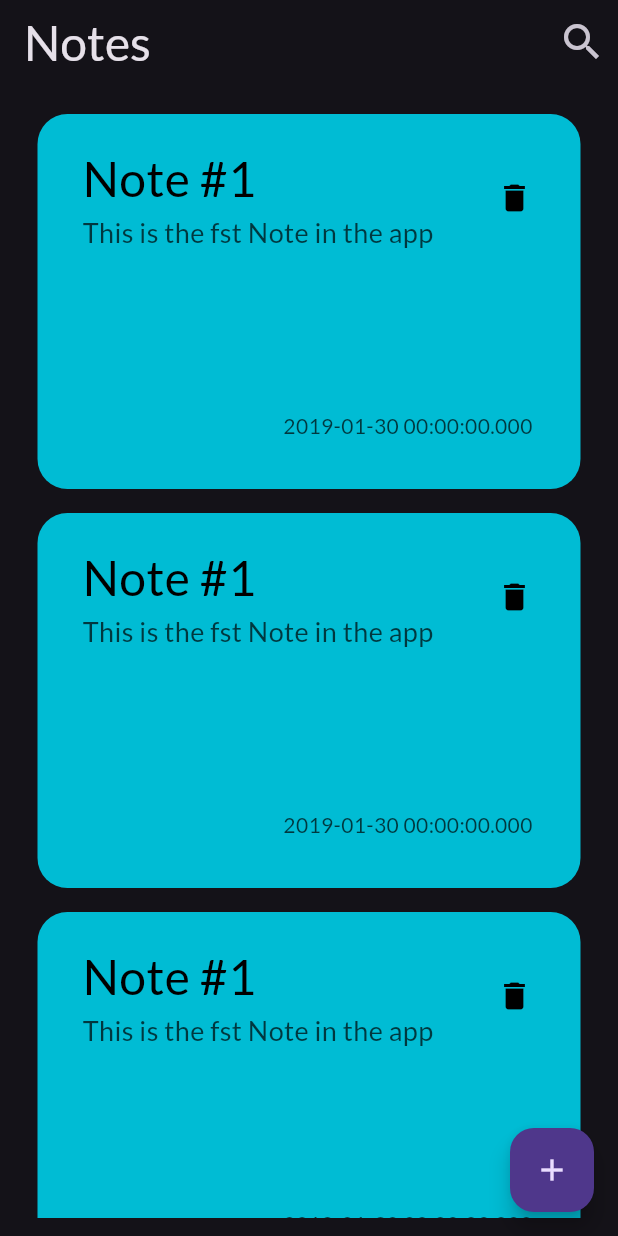
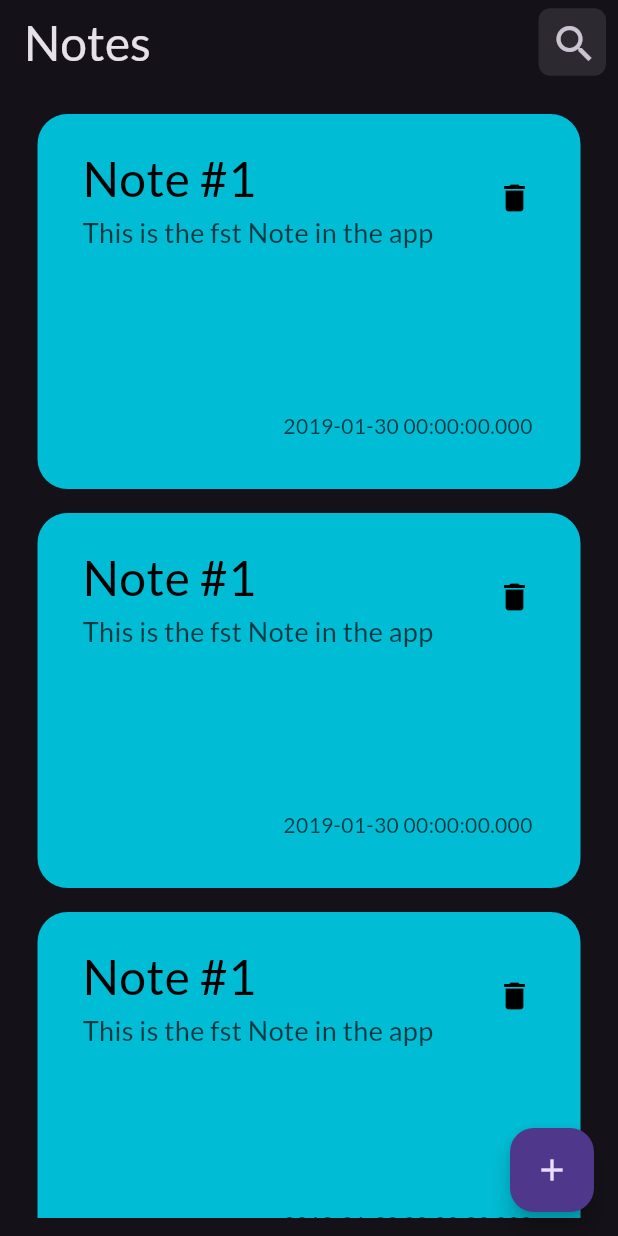
Before and after one commit to Abdullah-Mahran1/notes_app, a Flutter app: the screen it shows after launch, on a phone screen of 412 x 824 dp. Run offline on Flutter 3.47's test engine with Material 3 defaults, Android fonts, the phone set to English and light mode, and no system bars.

Commit message:
note_edit_view added

```diff
--- a/lib/views/notes_view.dart
+++ b/lib/views/notes_view.dart
@@ -2,6 +2,7 @@ import 'package:flutter/material.dart';
 import 'package:notes_app/constants.dart';
 import 'package:notes_app/entities/card_entity.dart';
 import 'package:notes_app/widgets/card_widget.dart';
+import 'package:notes_app/widgets/custom_app_bar.dart';
 import 'package:notes_app/widgets/text_field1.dart';
 
 class NotesView extends StatelessWidget {
@@ -22,19 +23,10 @@ class NotesView extends StatelessWidget {
         },
         child: const Icon(Icons.add),
       ),
-      appBar: AppBar(
-          title: const Text(
-            'Notes',
-            style: TextStyle(fontSize: 32),
-          ),
-          actions: [
-            IconButton(
-                icon: const Icon(
-                  Icons.search,
-                  size: 32,
-                ),
-                onPressed: () {})
-          ]),
+      appBar: const CustomAppBar(
+        title: 'Notes',
+        icon: Icons.search,
+      ),
       body: Expanded(child: cardsListView()),
     );
   }
--- a/lib/widgets/card_widget.dart
+++ b/lib/widgets/card_widget.dart
@@ -1,5 +1,8 @@
+import 'dart:developer';
+
 import 'package:flutter/material.dart';
 import 'package:notes_app/entities/card_entity.dart';
+import 'package:notes_app/views/note_edit_view.dart';
 
 class CardWidget extends StatelessWidget {
   CardEntity cardEntity;
@@ -7,15 +10,23 @@ class CardWidget extends StatelessWidget {
 
   @override
   Widget build(BuildContext context) {
-    return Container(
+    return GestureDetector(
+      onTap: () {
+        log('card tapped');
+        Navigator.push(context, MaterialPageRoute(builder: (context) {
+          return const NoteEditView();
+        }));
+      },
+      child: Container(
         decoration: BoxDecoration(
             borderRadius: BorderRadius.circular(20), color: cardEntity.color),
         width: double.infinity,
         margin: const EdgeInsets.symmetric(vertical: 8, horizontal: 25),
         padding: const EdgeInsets.symmetric(vertical: 20, horizontal: 20),
         height: 250,
-      child:
-          Column(mainAxisAlignment: MainAxisAlignment.spaceBetween, children: [
+        child: Column(
+            mainAxisAlignment: MainAxisAlignment.spaceBetween,
+            children: [
               Row(
                 mainAxisAlignment: MainAxisAlignment.spaceBetween,
                 children: [
@@ -33,7 +44,8 @@ class CardWidget extends StatelessWidget {
                           Text(
                             cardEntity.descr,
                             style: TextStyle(
-                          fontSize: 18, color: Colors.black.withOpacity(0.7)),
+                                fontSize: 18,
+                                color: Colors.black.withOpacity(0.7)),
                             textAlign: TextAlign.start,
                           )
                         ],
@@ -58,6 +70,7 @@ class CardWidget extends StatelessWidget {
                     ),
                   ))
             ]),
+      ),
     );
   }
 }
--- /dev/null
+++ b/lib/widgets/custom_app_bar.dart
@@ -0,0 +1,43 @@
+import 'package:flutter/material.dart';
+
+class CustomAppBar extends StatelessWidget implements PreferredSizeWidget {
+  const CustomAppBar({
+    super.key,
+    required this.title,
+    required this.icon,
+  });
+
+  final String title;
+  final IconData icon;
+
+  @override
+  Widget build(BuildContext context) {
+    return AppBar(
+      title: Text(
+        title,
+        style: const TextStyle(fontSize: 32),
+      ),
+      actions: [
+        Container(
+          height: 45,
+          margin: const EdgeInsets.only(right: 8),
+          width: 45,
+          decoration: BoxDecoration(
+            borderRadius: BorderRadius.circular(8),
+            color: Colors.white.withOpacity(0.1),
+          ),
+          child: IconButton(
+            icon: Icon(
+              icon,
+              size: 32,
+            ),
+            onPressed: () {},
+          ),
+        ),
+      ],
+    );
+  }
+
+  @override
+  Size get preferredSize => const Size.fromHeight(kToolbarHeight);
+}
```
Also changed, not shown: lib/views/note_edit_view.dart (added, +24 -0 lines), lib/widgets/text_field1.dart (+4 -5 lines). Lines whose indentation alone changed are shown as unchanged.
